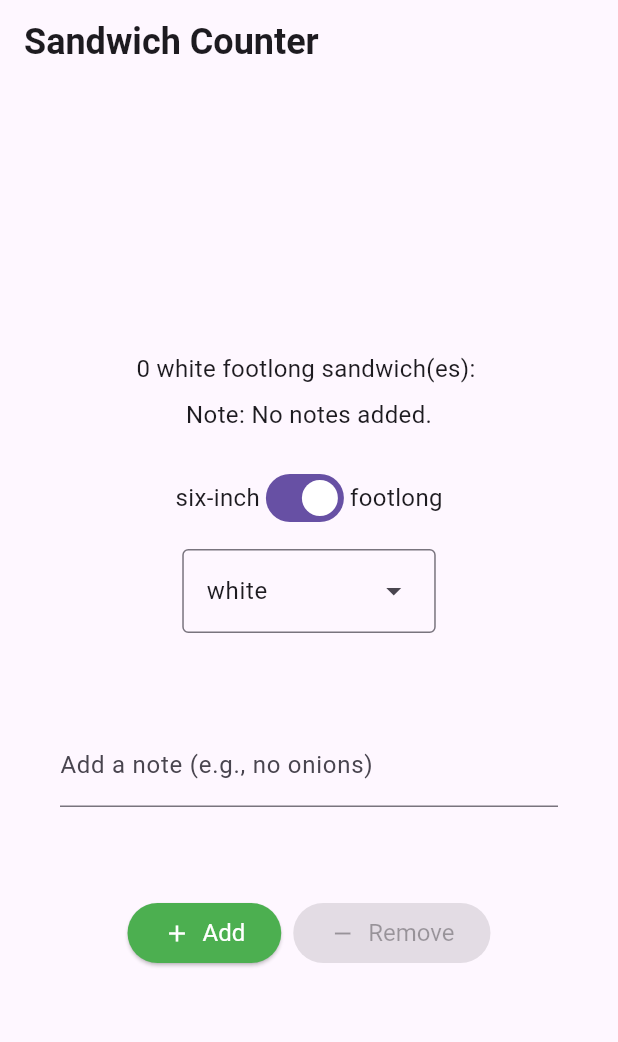
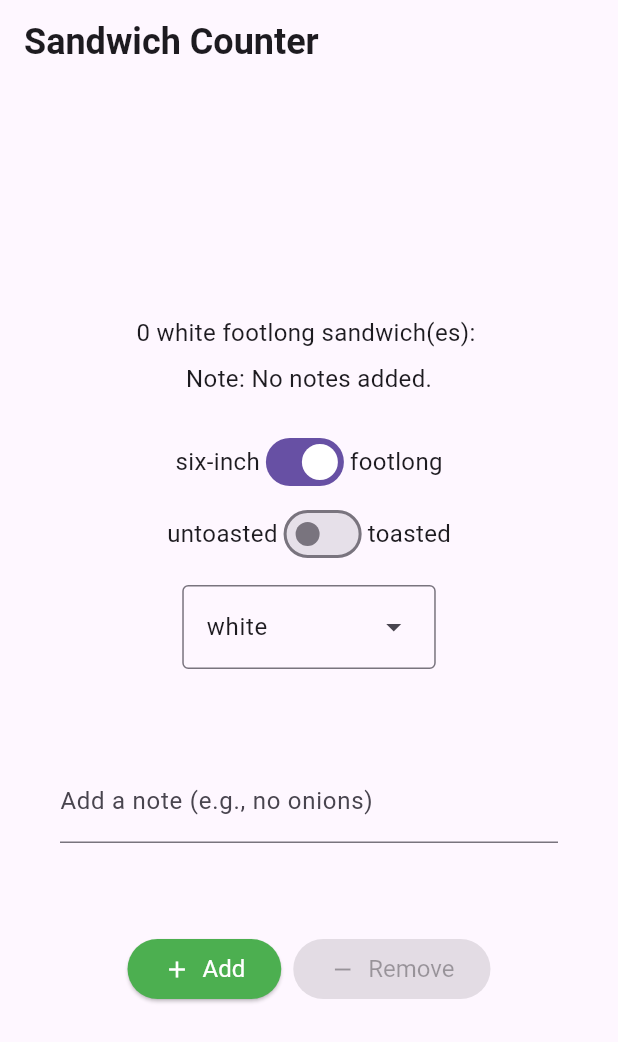
Before and after one commit to ImNotGood69/flutter_attempt, a Flutter app: the screen it shows after launch, on a phone screen of 412 x 824 dp. Shown: the top 1042 px of the screen. Run offline on Flutter 3.47's test engine with Material 3 defaults, Android fonts, the phone set to English and light mode, and no system bars.

Commit message:
worksheet 4, task 3

```diff
--- a/lib/main.dart
+++ b/lib/main.dart
@@ -30,10 +30,12 @@ class OrderScreen extends StatefulWidget {
     return _OrderScreenState();
   }
 }
+
 class _OrderScreenState extends State<OrderScreen> {
   late final OrderRepository _orderRepository;
   final TextEditingController _notesController = TextEditingController();
   bool _isFootlong = true;
+  bool _isToasted = false;
   BreadType _selectedBreadType = BreadType.white;
 
   @override
@@ -102,12 +104,7 @@ class _OrderScreenState extends State<OrderScreen> {
     }
 
     return Scaffold(
-      appBar: AppBar(
-        title: const Text(
-          'Sandwich Counter',
-          style: heading1,
-        ),
-      ),
+      appBar: AppBar(title: const Text('Sandwich Counter', style: heading1)),
       body: Center(
         child: Column(
           mainAxisAlignment: MainAxisAlignment.center,
@@ -123,11 +120,21 @@ class _OrderScreenState extends State<OrderScreen> {
               mainAxisAlignment: MainAxisAlignment.center,
               children: [
                 const Text('six-inch', style: normalText),
+                Switch(value: _isFootlong, onChanged: _onSandwichTypeChanged),
+                const Text('footlong', style: normalText),
+              ],
+            ),
+            Row(
+              mainAxisAlignment: MainAxisAlignment.center,
+              children: [
+                const Text('untoasted', style: normalText),
                 Switch(
-                  value: _isFootlong,
-                  onChanged: _onSandwichTypeChanged,
+                  value: _isToasted,
+                  onChanged: (value) {
+                    setState(() => _isToasted = value);
+                  },
                 ),
-                const Text('footlong', style: normalText),
+                const Text('toasted', style: normalText),
               ],
             ),
             const SizedBox(height: 10),
@@ -173,7 +180,6 @@ class _OrderScreenState extends State<OrderScreen> {
     );
   }
 }
-
 
 class StyledButton extends StatelessWidget {
   final VoidCallback? onPressed;
```
